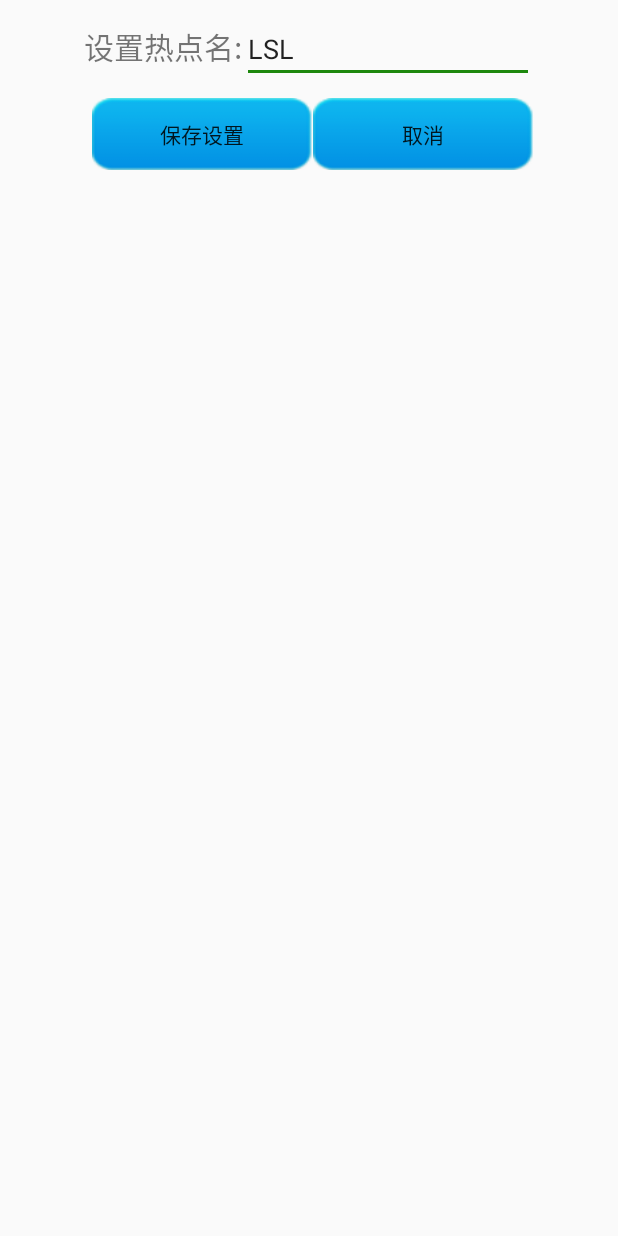
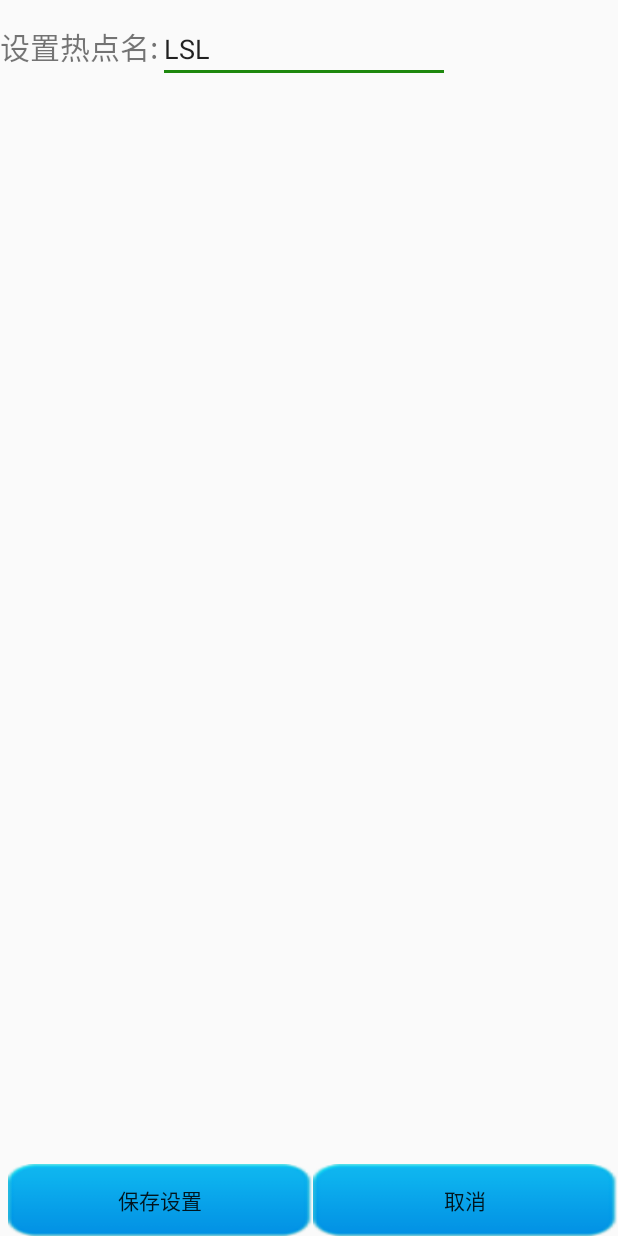
Before and after one commit to LSL-Git/WiFiDevelopment, an Android app: the SetActivity screen opened directly, with no data from a screen before it, on a phone screen of 412 x 824 dp. Run offline under Robolectric (Android 15) with nearby library versions, the phone set to English and light mode, and no system bars.

Commit message:
修改设置页面，未完成

```diff
--- a/src/main/res/layout/activity_set.xml
+++ b/src/main/res/layout/activity_set.xml
@@ -1,9 +1,12 @@
 <?xml version="1.0" encoding="utf-8"?>
-<LinearLayout xmlns:android="http://schemas.android.com/apk/res/android"
-    android:orientation="vertical" android:layout_width="match_parent"
+<RelativeLayout xmlns:android="http://schemas.android.com/apk/res/android"
+    android:orientation="vertical"
+    android:layout_width="match_parent"
     android:layout_height="match_parent">
 
+
     <LinearLayout
+        android:id="@+id/ll1"
         android:layout_marginTop="10dp"
         android:layout_gravity="center_horizontal"
         android:layout_width="300dp"
@@ -25,10 +28,11 @@
     </LinearLayout>
 
     <LinearLayout
+        android:layout_alignParentBottom="true"
         android:orientation="horizontal"
         android:layout_marginTop="10dp"
         android:layout_gravity="center_horizontal"
-        android:layout_width="300dp"
+        android:layout_width="match_parent"
         android:layout_height="wrap_content">
 
         <Button
@@ -51,4 +55,4 @@
     </LinearLayout>
 
 
-</LinearLayout>
+</RelativeLayout>
```
Also changed, not shown: src/main/java/lsl/com/getphoneiptest/activity/MainActivity.java (+11 -7 lines), src/main/res/layout/activity_main.xml (+1 -15 lines), src/main/res/layout/activity_top.xml (added, +15 -0 lines), src/main/res/mipmap-xhdpi/menu_icon.png (added), src/main/res/mipmap-xhdpi/to_next_icon.png (added).
